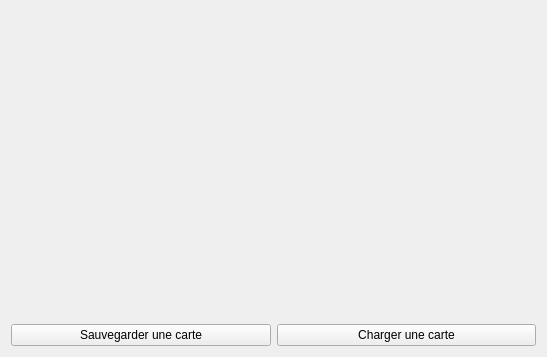
First picture: the form in editor-form.ui, repository loicbourgois/snake2i, before the edit.
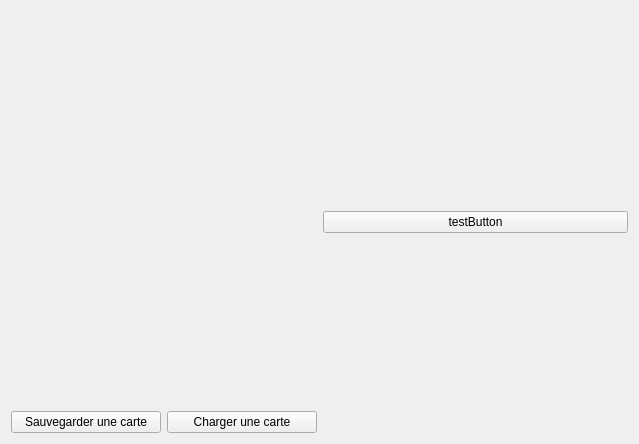
Second picture: the form after the edit.

What changed in the file:
```diff
--- a/editor-form.ui
+++ b/editor-form.ui
@@ -6,33 +6,22 @@
    <rect>
     <x>0</x>
     <y>0</y>
-    <width>547</width>
-    <height>357</height>
+    <width>639</width>
+    <height>444</height>
    </rect>
   </property>
   <property name="windowTitle">
    <string>Form</string>
   </property>
-  <layout class="QGridLayout" name="gridLayout">
-   <item row="2" column="0">
-    <layout class="QHBoxLayout" name="horizontalLayout_2">
+  <layout class="QHBoxLayout" name="horizontalLayout">
      <item>
-      <widget class="QPushButton" name="buttonSaveMap">
-       <property name="text">
-        <string>Sauvegarder une carte</string>
-       </property>
-      </widget>
-     </item>
+    <layout class="QVBoxLayout" name="verticalLayout_2">
      <item>
-      <widget class="QPushButton" name="buttonLoadMap">
-       <property name="text">
-        <string>Charger une carte</string>
-       </property>
+      <widget class="QWidget" name="widgetView" native="true">
+       <layout class="QGridLayout" name="gridLayout_6"/>
       </widget>
      </item>
-    </layout>
-   </item>
-   <item row="1" column="0">
+     <item>
     <spacer name="verticalSpacer">
      <property name="orientation">
       <enum>Qt::Vertical</enum>
@@ -48,10 +37,36 @@
      </property>
     </spacer>
    </item>
+     <item>
+      <layout class="QHBoxLayout" name="horizontalLayout_2">
+       <item>
+        <widget class="QPushButton" name="buttonSaveMap">
+         <property name="text">
+          <string>Sauvegarder une carte</string>
+         </property>
+        </widget>
+       </item>
+       <item>
+        <widget class="QPushButton" name="buttonLoadMap">
+         <property name="text">
+          <string>Charger une carte</string>
+         </property>
+        </widget>
+       </item>
+      </layout>
+     </item>
+    </layout>
+   </item>
+   <item>
+    <layout class="QGridLayout" name="gridLayout">
    <item row="0" column="0">
-    <widget class="QWidget" name="widgetView" native="true">
-     <layout class="QGridLayout" name="gridLayout_6"/>
-    </widget>
+      <widget class="QPushButton" name="testButton">
+       <property name="text">
+        <string>testButton</string>
+       </property>
+      </widget>
+     </item>
+    </layout>
    </item>
   </layout>
  </widget>
```
Lines whose indentation alone changed are shown as unchanged.
